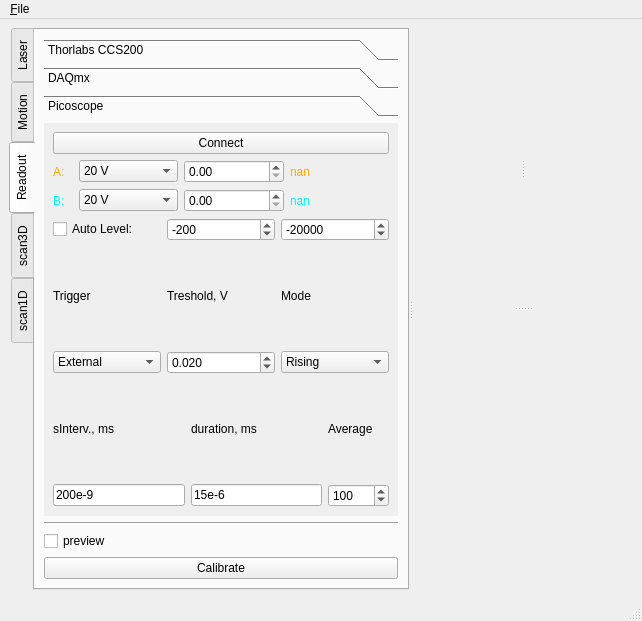
This is microV.ui in xkronosua/microV as Qt 5 draws it before an edit. The edited form follows.
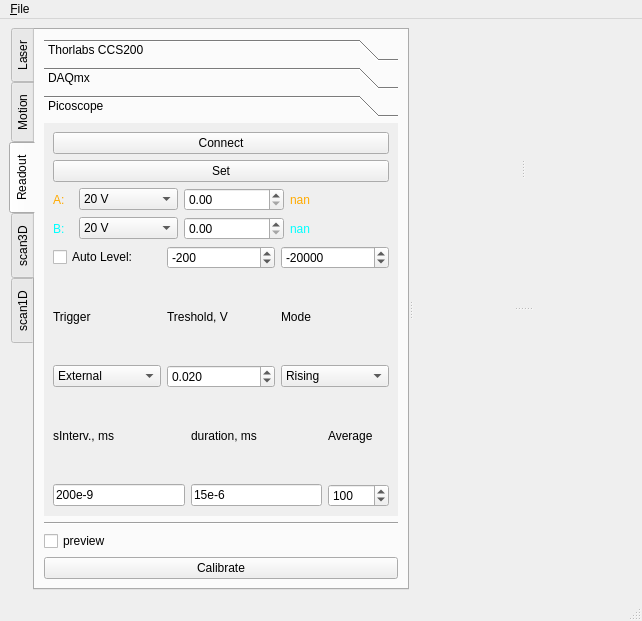
This is the edited form. The open tabs and pages were chosen to show the change.

```diff
--- a/microV.ui
+++ b/microV.ui
@@ -491,9 +491,9 @@
             <property name="geometry">
              <rect>
               <x>0</x>
-              <y>0</y>
-              <width>356</width>
-              <height>396</height>
+              <y>-33</y>
+              <width>331</width>
+              <height>368</height>
              </rect>
             </property>
             <attribute name="label">
@@ -510,6 +510,13 @@
                </property>
               </widget>
              </item>
+             <item>
+              <widget class="QPushButton" name="pico_set">
+               <property name="text">
+                <string>Set</string>
+               </property>
+              </widget>
+             </item>
              <item>
               <layout class="QGridLayout" name="gridLayout_3">
                <item row="0" column="3">
```
Left out of the diff: 24 changed lines with no effect on the pictures.
